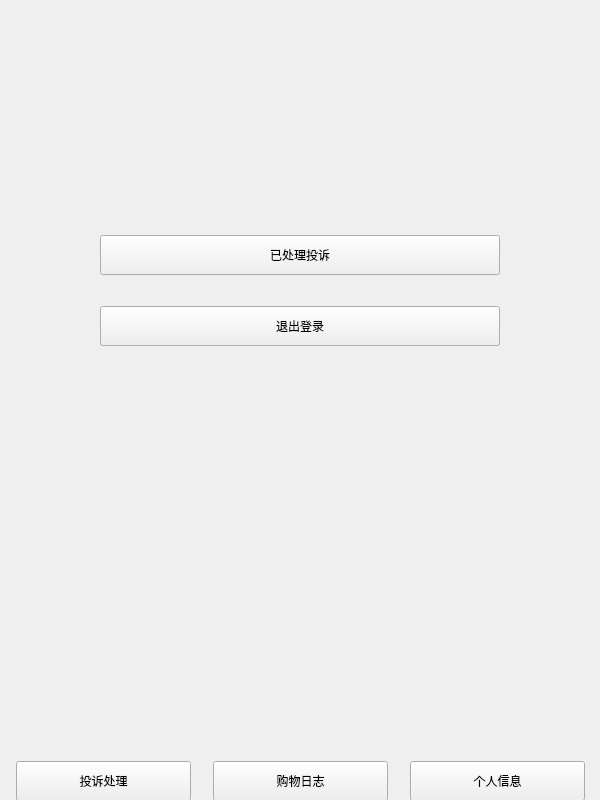
This is admin/admini_info.ui in chichuxwx/Food-delivery-platform as Qt 5 draws it before an edit. The edited form follows.
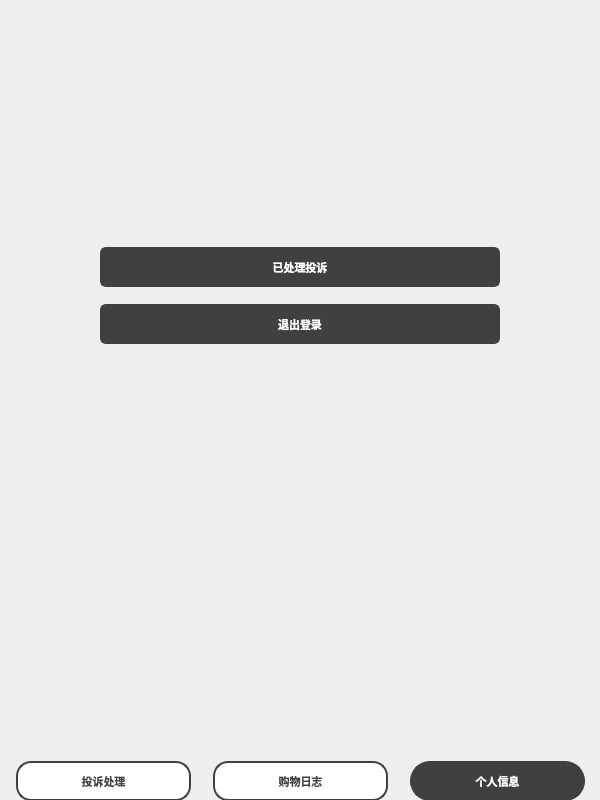
This is the edited form. Icons and pictures are not drawn.

Patch:
```diff
--- a/admin/admini_info.ui
+++ b/admin/admini_info.ui
@@ -25,7 +25,131 @@
   <property name="windowTitle">
    <string>Form</string>
   </property>
-  <widget class="QWidget" name="">
+  <property name="windowIcon">
+   <iconset resource="../Image.qrc">
+    <normaloff>:/image/chick.gif</normaloff>:/image/chick.gif</iconset>
+  </property>
+  <widget class="QLabel" name="label">
+   <property name="geometry">
+    <rect>
+     <x>0</x>
+     <y>0</y>
+     <width>600</width>
+     <height>800</height>
+    </rect>
+   </property>
+   <property name="styleSheet">
+    <string notr="true">background-image: url(:/image/bg_2.png);</string>
+   </property>
+   <property name="text">
+    <string/>
+   </property>
+  </widget>
+  <widget class="QWidget" name="layoutWidget">
+   <property name="geometry">
+    <rect>
+     <x>100</x>
+     <y>236</y>
+     <width>402</width>
+     <height>121</height>
+    </rect>
+   </property>
+   <layout class="QVBoxLayout" name="verticalLayout">
+    <item>
+     <widget class="QPushButton" name="pushButton">
+      <property name="minimumSize">
+       <size>
+        <width>400</width>
+        <height>40</height>
+       </size>
+      </property>
+      <property name="maximumSize">
+       <size>
+        <width>400</width>
+        <height>40</height>
+       </size>
+      </property>
+      <property name="font">
+       <font>
+        <pointsize>-1</pointsize>
+        <bold>true</bold>
+       </font>
+      </property>
+      <property name="styleSheet">
+       <string notr="true">QPushButton {
+    background-color: #3f4041; /* 默认背景色，灰色 */
+    border: 2px solid #3f4041; /* 边框颜色与背景色相同 */
+    border-radius: 6px; /* 圆角 */
+    color: #ffffff; /* 文本颜色，白色 */
+    font-size: 11px;
+}
+
+QPushButton:hover {
+    background-color: #353637; /* 悬浮时背景色变深 */
+    border: 2px solid #353637; /* 悬浮时边框颜色变深 */
+}
+
+QPushButton:pressed {
+    background-color: #2d2e2e; /* 按下时背景色变得更深 */
+    border-color: #2d2e2e; /* 按下时边框颜色变得更深 */
+    transform: scale(0.95); /* 按下时按钮略微缩小 */
+}
+</string>
+      </property>
+      <property name="text">
+       <string>已处理投诉</string>
+      </property>
+     </widget>
+    </item>
+    <item>
+     <widget class="QPushButton" name="pushButton_2">
+      <property name="minimumSize">
+       <size>
+        <width>400</width>
+        <height>40</height>
+       </size>
+      </property>
+      <property name="maximumSize">
+       <size>
+        <width>400</width>
+        <height>40</height>
+       </size>
+      </property>
+      <property name="font">
+       <font>
+        <pointsize>-1</pointsize>
+        <bold>true</bold>
+       </font>
+      </property>
+      <property name="styleSheet">
+       <string notr="true">QPushButton {
+    background-color: #3f4041; /* 默认背景色，灰色 */
+    border: 2px solid #3f4041; /* 边框颜色与背景色相同 */
+    border-radius: 6px; /* 圆角 */
+    color: #ffffff; /* 文本颜色，白色 */
+    font-size: 11px;
+}
+
+QPushButton:hover {
+    background-color: #353637; /* 悬浮时背景色变深 */
+    border: 2px solid #353637; /* 悬浮时边框颜色变深 */
+}
+
+QPushButton:pressed {
+    background-color: #2d2e2e; /* 按下时背景色变得更深 */
+    border-color: #2d2e2e; /* 按下时边框颜色变得更深 */
+    transform: scale(0.95); /* 按下时按钮略微缩小 */
+}
+</string>
+      </property>
+      <property name="text">
+       <string>退出登录</string>
+      </property>
+     </widget>
+    </item>
+   </layout>
+  </widget>
+  <widget class="QWidget" name="layoutWidget_2">
    <property name="geometry">
     <rect>
      <x>0</x>
@@ -55,6 +179,33 @@
         <height>40</height>
        </size>
       </property>
+      <property name="font">
+       <font>
+        <pointsize>-1</pointsize>
+        <bold>true</bold>
+       </font>
+      </property>
+      <property name="styleSheet">
+       <string notr="true">QPushButton {
+    background-color: #ffffff; /* 默认背景色，白色 */
+    border: 2px solid #3f4041; /* 边框颜色为 #3f4041 */
+    border-radius: 15px; /* 圆角 */
+    color: #3f4041; /* 文本颜色，原来的背景色 */
+    font-size: 11px;
+}
+
+QPushButton:hover {
+    background-color: #3f4041; /* 悬浮时背景色为 #3f4041 */
+    border: 2px solid #353637; /* 悬浮时边框颜色为 #353637 */
+}
+
+QPushButton:pressed {
+    background-color: #353637; /* 按下时背景色为 #353637 */
+    border-color: #2d2e2e; /* 按下时边框颜色为 #2d2e2e */
+    transform: scale(0.95); /* 按下时按钮略微缩小 */
+}
+</string>
+      </property>
       <property name="text">
        <string>投诉处理</string>
       </property>
@@ -80,6 +231,33 @@
         <height>40</height>
        </size>
       </property>
+      <property name="font">
+       <font>
+        <pointsize>-1</pointsize>
+        <bold>true</bold>
+       </font>
+      </property>
+      <property name="styleSheet">
+       <string notr="true">QPushButton {
+    background-color: #ffffff; /* 默认背景色，白色 */
+    border: 2px solid #3f4041; /* 边框颜色为 #3f4041 */
+    border-radius: 15px; /* 圆角 */
+    color: #3f4041; /* 文本颜色，原来的背景色 */
+    font-size: 11px;
+}
+
+QPushButton:hover {
+    background-color: #3f4041; /* 悬浮时背景色为 #3f4041 */
+    border: 2px solid #353637; /* 悬浮时边框颜色为 #353637 */
+}
+
+QPushButton:pressed {
+    background-color: #353637; /* 按下时背景色为 #353637 */
+    border-color: #2d2e2e; /* 按下时边框颜色为 #2d2e2e */
+    transform: scale(0.95); /* 按下时按钮略微缩小 */
+}
+</string>
+      </property>
       <property name="text">
        <string>购物日志</string>
       </property>
@@ -105,6 +283,33 @@
         <height>40</height>
        </size>
       </property>
+      <property name="font">
+       <font>
+        <pointsize>-1</pointsize>
+        <bold>true</bold>
+       </font>
+      </property>
+      <property name="styleSheet">
+       <string notr="true">QPushButton {
+    background-color: #3f4041; /* 默认背景色，蓝色 */
+    border: 2px solid #3f4041; /* 边框颜色与背景色相同 */
+    border-radius: 20px; /* 圆角 */
+    color: #ffffff; /* 文本颜色，白色 */
+    font-size: 11px;
+}
+
+QPushButton:hover {
+    background-color: #353637; /* 悬浮时背景色变深 */
+    border: 2px solid #353637; /* 悬浮时边框颜色变深 */
+}
+
+QPushButton:pressed {
+    background-color: #2d2e2e; /* 按下时背景色变得更深 */
+    border-color: #2d2e2e; /* 按下时边框颜色变得更深 */
+    transform: scale(0.95); /* 按下时按钮略微缩小 */
+}
+</string>
+      </property>
       <property name="text">
        <string>个人信息</string>
       </property>
@@ -112,56 +317,6 @@
     </item>
    </layout>
   </widget>
-  <widget class="QWidget" name="">
-   <property name="geometry">
-    <rect>
-     <x>100</x>
-     <y>210</y>
-     <width>402</width>
-     <height>161</height>
-    </rect>
-   </property>
-   <layout class="QVBoxLayout" name="verticalLayout">
-    <item>
-     <widget class="QPushButton" name="pushButton">
-      <property name="minimumSize">
-       <size>
-        <width>400</width>
-        <height>40</height>
-       </size>
-      </property>
-      <property name="maximumSize">
-       <size>
-        <width>400</width>
-        <height>40</height>
-       </size>
-      </property>
-      <property name="text">
-       <string>已处理投诉</string>
-      </property>
-     </widget>
-    </item>
-    <item>
-     <widget class="QPushButton" name="pushButton_2">
-      <property name="minimumSize">
-       <size>
-        <width>400</width>
-        <height>40</height>
-       </size>
-      </property>
-      <property name="maximumSize">
-       <size>
-        <width>400</width>
-        <height>40</height>
-       </size>
-      </property>
-      <property name="text">
-       <string>退出登录</string>
-      </property>
-     </widget>
-    </item>
-   </layout>
-  </widget>
  </widget>
  <resources/>
  <connections/>
```
Left out of the diff: 6 changed lines with no effect on the pictures.
